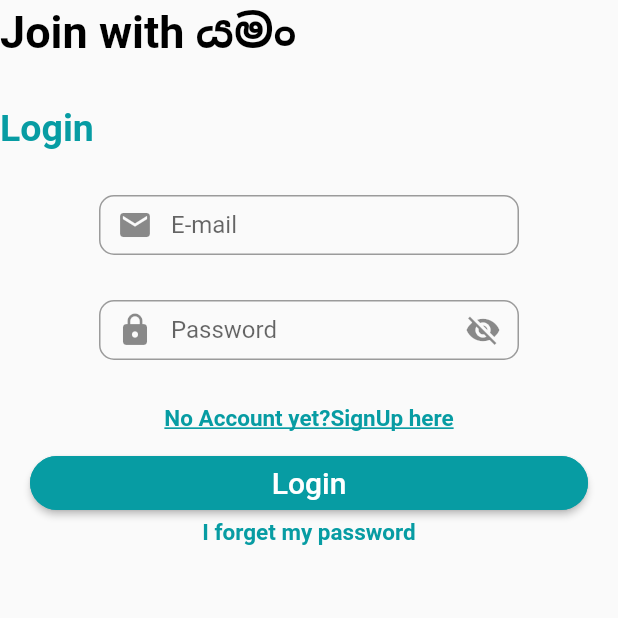
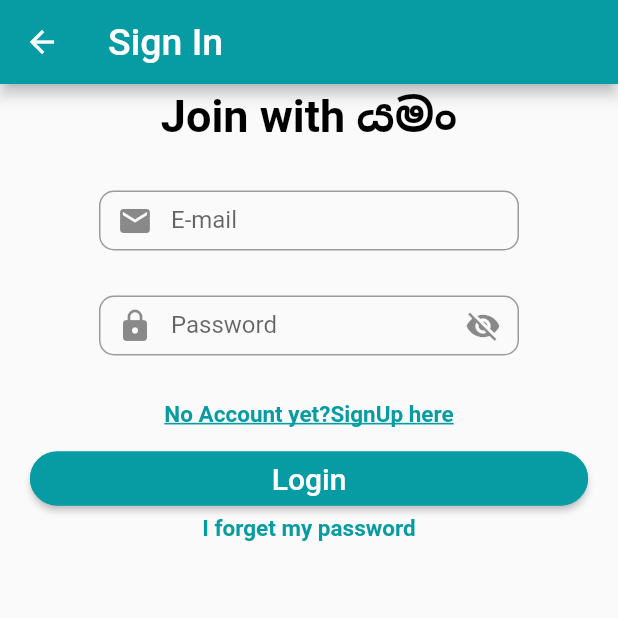
Before and after one commit to yohanym95/Yaman-app, a Flutter app: the Driverlogin screen opened directly, after a tap on "Login", on a phone screen of 412 x 824 dp, the top half of it. Run offline on Flutter 3.47's test engine with Material 2 defaults, Android fonts, the phone set to English and light mode, and no system bars; our stand-ins replace cloud_firestore, firebase_auth, firebase_database, firebase_messaging, geolocator, google_maps_flutter and 2 more; missing offline and left inert: flutter_google_places, google_maps_webservice; accounts and stored records are empty.

```diff
--- a/flutter_yaman_driver/lib/app_screen/diverlogin.dart
+++ b/flutter_yaman_driver/lib/app_screen/diverlogin.dart
@@ -1,34 +1,21 @@
 import 'package:firebase_auth/firebase_auth.dart';
 import 'package:flutter/material.dart';
+import 'package:flutter_uber/main.dart';
+import 'package:modal_progress_hud/modal_progress_hud.dart';
 import 'driver_signup.dart';
 import 'auth_D.dart';
-
-class Drlogin extends StatelessWidget {
-  @override
-  Widget build(BuildContext context) {
-    return Scaffold(
-      appBar: AppBar(
-        title: Text('Sign In', style: TextStyle(fontSize: 25.0)),
-        backgroundColor: Color(0xff079CA3),
-      ),
-      body: Driverlogin(),
-    );
-  }
-}
 
 class Driverlogin extends StatefulWidget {
   @override
   State<StatefulWidget> createState() {
-    return Driverlogin_State();
+    return DriverloginState();
   }
 }
 
-class Driverlogin_State extends State<Driverlogin> {
-
+class DriverloginState extends State<Driverlogin> {
   TextEditingController emailcontroller = TextEditingController();
   TextEditingController passwordcontroller = TextEditingController();
   var _formKey = GlobalKey<FormState>();
-
 
   bool _isHiddenPw = true;
   bool _isHiddenCPw = true;
@@ -47,11 +34,18 @@ class Driverlogin_State extends State<Driverlogin> {
     });
   }
 
-
+   bool _isLoading = false;
 
   @override
   Widget build(BuildContext context) {
-    return Container(
+    return Scaffold(
+      appBar: AppBar(
+        title: Text('Sign In', style: TextStyle(fontSize: 25.0)),
+        backgroundColor: Color(0xff079CA3),
+      ),
+      body: ModalProgressHUD(
+          inAsyncCall: _isLoading,
+              child: Container(
             child: Form(
           key: _formKey,
           child: ListView(children: <Widget>[
@@ -62,18 +56,19 @@ class Driverlogin_State extends State<Driverlogin> {
                 fontWeight: FontWeight.bold,
                 color: Colors.black,
               ),
+              textAlign: TextAlign.center,
             ),
             SizedBox(
               height: 30.0,
             ),
-        Text('Login',
-            style: TextStyle(
-                color: Color(0xff079CA3),
-                fontWeight: FontWeight.bold,
-                fontSize: 25.0)),
-        SizedBox(
-          height: 30.0,
-        ),
+            // Text('Login',
+            //     style: TextStyle(
+            //         color: Color(0xff079CA3),
+            //         fontWeight: FontWeight.bold,
+            //         fontSize: 25.0)),
+            // SizedBox(
+            //   height: 30.0,
+            // ),
 
             //Enter E-mail
             Center(
@@ -81,7 +76,7 @@ class Driverlogin_State extends State<Driverlogin> {
                 height: 40.0,
                 width: 280.0,
                 child: TextFormField(
-              validator:  (String value) {
+                  validator: (String value) {
                     if (value.isEmpty) {
                       return "Enter the E-mail Address";
                     }
@@ -90,10 +85,8 @@ class Driverlogin_State extends State<Driverlogin> {
                   controller: emailcontroller,
                   decoration: InputDecoration(
                       prefixIcon: Icon(Icons.email),
-                  errorStyle: TextStyle(
-                    color: Colors.redAccent,
-                    fontSize: 15.0),
-
+                      errorStyle:
+                          TextStyle(color: Colors.redAccent, fontSize: 15.0),
                       labelText: 'E-mail',
                       hintText: 'nikeshi@gmail.com',
                       hintStyle: TextStyle(fontSize: 15.0, color: Colors.grey),
@@ -125,14 +118,13 @@ class Driverlogin_State extends State<Driverlogin> {
                   decoration: InputDecoration(
                       prefixIcon: Icon(Icons.lock),
                       suffixIcon: IconButton(
-                    onPressed:  _visiblePw,
+                        onPressed: _visiblePw,
                         icon: _isHiddenPw
                             ? Icon(Icons.visibility_off)
                             : Icon(Icons.visibility),
                       ),
-                    errorStyle: TextStyle(
-                    color: Colors.redAccent,
-                    fontSize: 15.0),
+                      errorStyle:
+                          TextStyle(color: Colors.redAccent, fontSize: 15.0),
                       labelText: 'Password',
                       hintText: 'Password',
                       hintStyle: TextStyle(fontSize: 15.0, color: Colors.grey),
@@ -162,10 +154,10 @@ class Driverlogin_State extends State<Driverlogin> {
                         decorationThickness: 1.5),
                   ),
                   onTap: () {
-
                     Navigator.push(
                         context,
-                          MaterialPageRoute(builder: (context) =>DriverSignup(),
+                        MaterialPageRoute(
+                          builder: (context) => DriverSignup(),
                         ));
                     //TODO:define ontap
                   },
@@ -192,10 +184,23 @@ class Driverlogin_State extends State<Driverlogin> {
 
                       return;
                     } else {
+                      setState(() {
+                       _isLoading = true;
+                      });
                       bool res = await Auth().signInWithEmail(
                           emailcontroller.text, passwordcontroller.text);
                       if (res == true) {
                         print("hello");
+                        Navigator.pushAndRemoveUntil(
+                          context,
+                          MaterialPageRoute(builder: (context) => MyHomePage()),
+                          (Route<dynamic> route) => false,
+                        );
+                        setState(() {
+                         _isLoading = false;
+                        });
+                      }else{
+                        _isLoading = false;
                       }
                     }
                   },
@@ -231,6 +236,8 @@ class Driverlogin_State extends State<Driverlogin> {
               height: 10.0,
             )
           ]),
-    ));
+        )),
+      ),
+    );
   }
 }
--- a/flutter_yaman_driver/pubspec.yaml
+++ b/flutter_yaman_driver/pubspec.yaml
@@ -14,7 +14,7 @@ description: A new Flutter project.
 version: 1.0.0+1
 
 environment:
-  sdk: ">=2.1.0 <3.0.0"
+  sdk: ">=2.2.2 <3.0.0"
 
 dependencies:
   flutter:
@@ -29,6 +29,7 @@ dependencies:
   firebase_database: ^3.1.0
   google_maps_flutter: ^0.5.21+11
   location: ^2.3.5
+  firebase_messaging: ^6.0.1
   # geoflutterfire: ^2.0.3+5
   # rxdart: any
   # uuid: ^2.0.4
@@ -36,6 +37,7 @@ dependencies:
   google_maps_webservice: ^0.0.16
   http: ^0.12.0+2
   flutter_google_places: ^0.2.3
+  modal_progress_hud: ^0.1.3
 
 
 dev_dependencies:
```
Also changed, not shown: flutter_yaman_driver/lib/app_screen/driver_signup.dart (+134 -158 lines), flutter_yaman_driver/lib/getmap.dart (+21 -73 lines), flutter_yaman_driver/lib/main.dart (+112 -61 lines), flutter_yaman_driver/pubspec.lock. Lines whose indentation alone changed are shown as unchanged.
